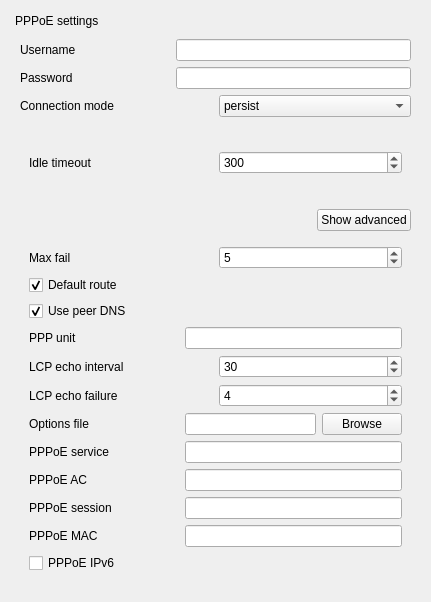
Above: sources/gui/src/pppoewidget.ui from arcan1s/netctl-gui before the change. Below: the same form after it.
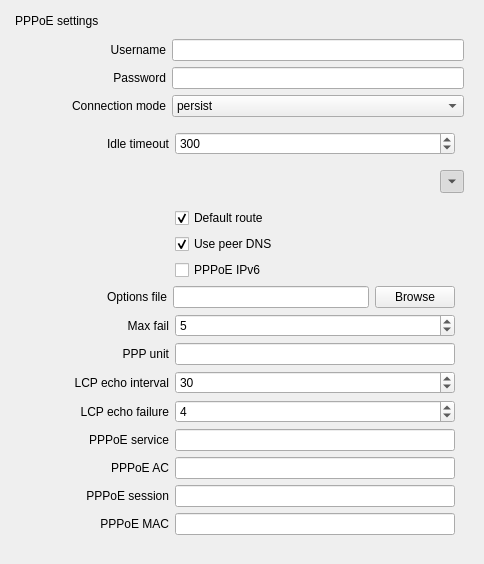
That is the form after the change.

The edit to the form file:
```diff
--- a/sources/gui/src/pppoewidget.ui
+++ b/sources/gui/src/pppoewidget.ui
@@ -6,8 +6,8 @@
    <rect>
     <x>0</x>
     <y>0</y>
-    <width>431</width>
-    <height>602</height>
+    <width>484</width>
+    <height>561</height>
    </rect>
   </property>
   <property name="windowTitle">
@@ -28,19 +28,28 @@
         <layout class="QHBoxLayout" name="layout_username">
          <item>
           <widget class="QLabel" name="label_username">
-           <property name="minimumSize">
-            <size>
-             <width>150</width>
-             <height>0</height>
-            </size>
+           <property name="sizePolicy">
+            <sizepolicy hsizetype="Preferred" vsizetype="Preferred">
+             <horstretch>1</horstretch>
+             <verstretch>0</verstretch>
+            </sizepolicy>
            </property>
            <property name="text">
             <string>Username</string>
            </property>
+           <property name="alignment">
+            <set>Qt::AlignRight|Qt::AlignTrailing|Qt::AlignVCenter</set>
+           </property>
           </widget>
          </item>
          <item>
           <widget class="QLineEdit" name="lineEdit_username">
+           <property name="sizePolicy">
+            <sizepolicy hsizetype="Expanding" vsizetype="Fixed">
+             <horstretch>2</horstretch>
+             <verstretch>0</verstretch>
+            </sizepolicy>
+           </property>
            <property name="toolTip">
             <string>The username and password to connect with</string>
            </property>
@@ -52,19 +61,28 @@
         <layout class="QHBoxLayout" name="layout_password">
          <item>
           <widget class="QLabel" name="label_password">
-           <property name="minimumSize">
-            <size>
-             <width>150</width>
-             <height>0</height>
-            </size>
+           <property name="sizePolicy">
+            <sizepolicy hsizetype="Preferred" vsizetype="Preferred">
+             <horstretch>1</horstretch>
+             <verstretch>0</verstretch>
+            </sizepolicy>
            </property>
            <property name="text">
             <string>Password</string>
            </property>
+           <property name="alignment">
+            <set>Qt::AlignRight|Qt::AlignTrailing|Qt::AlignVCenter</set>
+           </property>
           </widget>
          </item>
          <item>
           <widget class="QLineEdit" name="lineEdit_password">
+           <property name="sizePolicy">
+            <sizepolicy hsizetype="Expanding" vsizetype="Fixed">
+             <horstretch>2</horstretch>
+             <verstretch>0</verstretch>
+            </sizepolicy>
+           </property>
            <property name="toolTip">
             <string>The username and password to connect with</string>
            </property>
@@ -76,19 +94,28 @@
         <layout class="QHBoxLayout" name="layout_connection">
          <item>
           <widget class="QLabel" name="label_connection">
-           <property name="minimumSize">
-            <size>
-             <width>150</width>
-             <height>0</height>
-            </size>
+           <property name="sizePolicy">
+            <sizepolicy hsizetype="Preferred" vsizetype="Preferred">
+             <horstretch>1</horstretch>
+             <verstretch>0</verstretch>
+            </sizepolicy>
            </property>
            <property name="text">
             <string>Connection mode</string>
            </property>
+           <property name="alignment">
+            <set>Qt::AlignRight|Qt::AlignTrailing|Qt::AlignVCenter</set>
+           </property>
           </widget>
          </item>
          <item>
           <widget class="QComboBox" name="comboBox_connection">
+           <property name="sizePolicy">
+            <sizepolicy hsizetype="Preferred" vsizetype="Fixed">
+             <horstretch>2</horstretch>
+             <verstretch>0</verstretch>
+            </sizepolicy>
+           </property>
            <property name="toolTip">
             <string>This option specifies how a connection should be established</string>
            </property>
@@ -111,19 +138,28 @@
          <layout class="QHBoxLayout" name="layout_timeout">
           <item>
            <widget class="QLabel" name="label_timeout">
-            <property name="minimumSize">
-             <size>
-              <width>150</width>
-              <height>0</height>
-             </size>
+            <property name="sizePolicy">
+             <sizepolicy hsizetype="Preferred" vsizetype="Preferred">
+              <horstretch>1</horstretch>
+              <verstretch>0</verstretch>
+             </sizepolicy>
             </property>
             <property name="text">
              <string>Idle timeout</string>
             </property>
+            <property name="alignment">
+             <set>Qt::AlignRight|Qt::AlignTrailing|Qt::AlignVCenter</set>
+            </property>
            </widget>
           </item>
           <item>
            <widget class="QSpinBox" name="spinBox_timeout">
+            <property name="sizePolicy">
+             <sizepolicy hsizetype="Minimum" vsizetype="Fixed">
+              <horstretch>2</horstretch>
+              <verstretch>0</verstretch>
+             </sizepolicy>
+            </property>
             <property name="toolTip">
              <string>This option specifies the idle time (in seconds) after which ‘pppd’ should disconnect</string>
             </property>
@@ -157,13 +193,16 @@
           </spacer>
          </item>
          <item>
-          <widget class="QPushButton" name="pushButton_pppoeAdvanced">
-           <property name="text">
-            <string>Show advanced</string>
-           </property>
+          <widget class="QToolButton" name="pushButton_pppoeAdvanced">
            <property name="checkable">
             <bool>true</bool>
            </property>
+           <property name="checked">
+            <bool>true</bool>
+           </property>
+           <property name="arrowType">
+            <enum>Qt::DownArrow</enum>
+           </property>
           </widget>
          </item>
         </layout>
@@ -171,23 +210,174 @@
        <item>
         <widget class="QWidget" name="widget_pppoeAdvanced" native="true">
          <layout class="QVBoxLayout" name="verticalLayout_2">
+          <item>
+           <layout class="QHBoxLayout" name="layout_route">
+            <item>
+             <widget class="QLabel" name="label_route">
+              <property name="sizePolicy">
+               <sizepolicy hsizetype="Preferred" vsizetype="Preferred">
+                <horstretch>1</horstretch>
+                <verstretch>0</verstretch>
+               </sizepolicy>
+              </property>
+             </widget>
+            </item>
+            <item>
+             <widget class="QCheckBox" name="checkBox_route">
+              <property name="sizePolicy">
+               <sizepolicy hsizetype="Minimum" vsizetype="Fixed">
+                <horstretch>2</horstretch>
+                <verstretch>0</verstretch>
+               </sizepolicy>
+              </property>
+              <property name="toolTip">
+               <string>Use the default route provided by the peer</string>
+              </property>
+              <property name="text">
+               <string>Default route</string>
+              </property>
+              <property name="checked">
+               <bool>true</bool>
+              </property>
+             </widget>
+            </item>
+           </layout>
+          </item>
+          <item>
+           <layout class="QHBoxLayout" name="layout_dns">
+            <item>
+             <widget class="QLabel" name="label_dns">
+              <property name="sizePolicy">
+               <sizepolicy hsizetype="Preferred" vsizetype="Preferred">
+                <horstretch>1</horstretch>
+                <verstretch>0</verstretch>
+               </sizepolicy>
+              </property>
+             </widget>
+            </item>
+            <item>
+             <widget class="QCheckBox" name="checkBox_dns">
+              <property name="sizePolicy">
+               <sizepolicy hsizetype="Minimum" vsizetype="Fixed">
+                <horstretch>2</horstretch>
+                <verstretch>0</verstretch>
+               </sizepolicy>
+              </property>
+              <property name="toolTip">
+               <string>Use the DNS provided by the peer</string>
+              </property>
+              <property name="text">
+               <string>Use peer DNS</string>
+              </property>
+              <property name="checked">
+               <bool>true</bool>
+              </property>
+             </widget>
+            </item>
+           </layout>
+          </item>
+          <item>
+           <layout class="QHBoxLayout" name="layout_ipv6">
+            <item>
+             <widget class="QLabel" name="label_ipv6">
+              <property name="sizePolicy">
+               <sizepolicy hsizetype="Preferred" vsizetype="Preferred">
+                <horstretch>1</horstretch>
+                <verstretch>0</verstretch>
+               </sizepolicy>
+              </property>
+             </widget>
+            </item>
+            <item>
+             <widget class="QCheckBox" name="checkBox_ipv6">
+              <property name="sizePolicy">
+               <sizepolicy hsizetype="Minimum" vsizetype="Fixed">
+                <horstretch>2</horstretch>
+                <verstretch>0</verstretch>
+               </sizepolicy>
+              </property>
+              <property name="toolTip">
+               <string>Enable IPv6 support</string>
+              </property>
+              <property name="text">
+               <string>PPPoE IPv6</string>
+              </property>
+             </widget>
+            </item>
+           </layout>
+          </item>
+          <item>
+           <layout class="QHBoxLayout" name="layout_options">
+            <item>
+             <widget class="QLabel" name="label_options">
+              <property name="sizePolicy">
+               <sizepolicy hsizetype="Preferred" vsizetype="Preferred">
+                <horstretch>7</horstretch>
+                <verstretch>0</verstretch>
+               </sizepolicy>
+              </property>
+              <property name="text">
+               <string>Options file</string>
+              </property>
+              <property name="alignment">
+               <set>Qt::AlignRight|Qt::AlignTrailing|Qt::AlignVCenter</set>
+              </property>
+             </widget>
+            </item>
+            <item>
+             <widget class="QLineEdit" name="lineEdit_options">
+              <property name="sizePolicy">
+               <sizepolicy hsizetype="Expanding" vsizetype="Fixed">
+                <horstretch>10</horstretch>
+                <verstretch>0</verstretch>
+               </sizepolicy>
+              </property>
+              <property name="toolTip">
+               <string>A file to read additional pppd options from</string>
+              </property>
+             </widget>
+            </item>
+            <item>
+             <widget class="QPushButton" name="pushButton_options">
+              <property name="sizePolicy">
+               <sizepolicy hsizetype="Minimum" vsizetype="Fixed">
+                <horstretch>4</horstretch>
+                <verstretch>0</verstretch>
+               </sizepolicy>
+              </property>
+              <property name="text">
+               <string>Browse</string>
+              </property>
+             </widget>
+            </item>
+           </layout>
+          </item>
           <item>
            <layout class="QHBoxLayout" name="layout_fail">
             <item>
              <widget class="QLabel" name="label_fail">
-              <property name="minimumSize">
-               <size>
-                <width>150</width>
-                <height>0</height>
-               </size>
+              <property name="sizePolicy">
+               <sizepolicy hsizetype="Preferred" vsizetype="Preferred">
+                <horstretch>1</horstretch>
+                <verstretch>0</verstretch>
+               </sizepolicy>
               </property>
               <property name="text">
                <string>Max fail</string>
               </property>
+              <property name="alignment">
+               <set>Qt::AlignRight|Qt::AlignTrailing|Qt::AlignVCenter</set>
+              </property>
              </widget>
             </item>
             <item>
              <widget class="QSpinBox" name="spinBox_fail">
+              <property name="sizePolicy">
+               <sizepolicy hsizetype="Minimum" vsizetype="Fixed">
+                <horstretch>2</horstretch>
+                <verstretch>0</verstretch>
+               </sizepolicy>
+              </property>
               <property name="toolTip">
                <string>The number of consecutive failed connection attempts to tolerate</string>
               </property>
@@ -201,49 +391,32 @@
             </item>
            </layout>
           </item>
-          <item>
-           <widget class="QCheckBox" name="checkBox_route">
-            <property name="toolTip">
-             <string>Use the default route provided by the peer</string>
-            </property>
-            <property name="text">
-             <string>Default route</string>
-            </property>
-            <property name="checked">
-             <bool>true</bool>
-            </property>
-           </widget>
-          </item>
-          <item>
-           <widget class="QCheckBox" name="checkBox_dns">
-            <property name="toolTip">
-             <string>Use the DNS provided by the peer</string>
-            </property>
-            <property name="text">
-             <string>Use peer DNS</string>
-            </property>
-            <property name="checked">
-             <bool>true</bool>
-            </property>
-           </widget>
-          </item>
           <item>
            <layout class="QHBoxLayout" name="layout_unit">
             <item>
              <widget class="QLabel" name="label_unit">
-              <property name="minimumSize">
-               <size>
-                <width>150</width>
-                <height>0</height>
-               </size>
+              <property name="sizePolicy">
+               <sizepolicy hsizetype="Preferred" vsizetype="Preferred">
+                <horstretch>1</horstretch>
+                <verstretch>0</verstretch>
+               </sizepolicy>
               </property>
               <property name="text">
                <string>PPP unit</string>
               </property>
+              <property name="alignment">
+               <set>Qt::AlignRight|Qt::AlignTrailing|Qt::AlignVCenter</set>
+              </property>
              </widget>
             </item>
             <item>
              <widget class="QLineEdit" name="lineEdit_unit">
+              <property name="sizePolicy">
+               <sizepolicy hsizetype="Expanding" vsizetype="Fixed">
+                <horstretch>2</horstretch>
+                <verstretch>0</verstretch>
+               </sizepolicy>
+              </property>
               <property name="toolTip">
                <string>Set the ppp unit number in the interface name (ppp0, ppp1, etc.)</string>
               </property>
@@ -255,19 +428,28 @@
            <layout class="QHBoxLayout" name="layout_lcpInterval">
             <item>
              <widget class="QLabel" name="label_lcpInterval">
-              <property name="minimumSize">
-               <size>
-                <width>150</width>
-                <height>0</height>
-               </size>
+              <property name="sizePolicy">
+               <sizepolicy hsizetype="Preferred" vsizetype="Preferred">
+                <horstretch>1</horstretch>
+                <verstretch>0</verstretch>
+               </sizepolicy>
               </property>
               <property name="text">
                <string>LCP echo interval</string>
               </property>
+              <property name="alignment">
+               <set>Qt::AlignRight|Qt::AlignTrailing|Qt::AlignVCenter</set>
+              </property>
              </widget>
             </item>
             <item>
              <widget class="QSpinBox" name="spinBox_lcpInterval">
+              <property name="sizePolicy">
+               <sizepolicy hsizetype="Minimum" vsizetype="Fixed">
+                <horstretch>2</horstretch>
+                <verstretch>0</verstretch>
+               </sizepolicy>
+              </property>
               <property name="toolTip">
                <string>These options override default LCP parameters from ‘/etc/ppp/options’</string>
               </property>
@@ -288,19 +470,28 @@
            <layout class="QHBoxLayout" name="layout_lcpFailure">
             <item>
              <widget class="QLabel" name="label_lcpFailure">
-              <property name="minimumSize">
-               <size>
-                <width>150</width>
-                <height>0</height>
-               </size>
+              <property name="sizePolicy">
+               <sizepolicy hsizetype="Preferred" vsizetype="Preferred">
+                <horstretch>1</horstretch>
+                <verstretch>0</verstretch>
+               </sizepolicy>
               </property>
               <property name="text">
                <string>LCP echo failure</string>
               </property>
+              <property name="alignment">
+               <set>Qt::AlignRight|Qt::AlignTrailing|Qt::AlignVCenter</set>
+              </property>
              </widget>
             </item>
             <item>
              <widget class="QSpinBox" name="spinBox_lcpFailure">
+              <property name="sizePolicy">
+               <sizepolicy hsizetype="Minimum" vsizetype="Fixed">
+                <horstretch>2</horstretch>
+                <verstretch>0</verstretch>
+               </sizepolicy>
+              </property>
               <property name="toolTip">
                <string>These options override default LCP parameters from ‘/etc/ppp/options’</string>
               </property>
@@ -314,54 +505,32 @@
             </item>
            </layout>
           </item>
-          <item>
-           <layout class="QHBoxLayout" name="layout_options">
-            <item>
-             <widget class="QLabel" name="label_options">
-              <property name="minimumSize">
-               <size>
-                <width>150</width>
-                <height>0</height>
-               </size>
-              </property>
-              <property name="text">
-               <string>Options file</string>
-              </property>
-             </widget>
-            </item>
-            <item>
-             <widget class="QLineEdit" name="lineEdit_options">
-              <property name="toolTip">
-               <string>A file to read additional pppd options from</string>
-              </property>
-             </widget>
-            </item>
-            <item>
-             <widget class="QPushButton" name="pushButton_options">
-              <property name="text">
-               <string>Browse</string>
-              </property>
-             </widget>
-            </item>
-           </layout>
-          </item>
           <item>
            <layout class="QHBoxLayout" name="layout_service">
             <item>
              <widget class="QLabel" name="label_service">
-              <property name="minimumSize">
-               <size>
-                <width>150</width>
-                <height>0</height>
-               </size>
+              <property name="sizePolicy">
+               <sizepolicy hsizetype="Preferred" vsizetype="Preferred">
+                <horstretch>1</horstretch>
+                <verstretch>0</verstretch>
+               </sizepolicy>
               </property>
               <property name="text">
                <string>PPPoE service</string>
               </property>
+              <property name="alignment">
+               <set>Qt::AlignRight|Qt::AlignTrailing|Qt::AlignVCenter</set>
+              </property>
              </widget>
             </item>
             <item>
              <widget class="QLineEdit" name="lineEdit_service">
+              <property name="sizePolicy">
+               <sizepolicy hsizetype="Expanding" vsizetype="Fixed">
+                <horstretch>2</horstretch>
+                <verstretch>0</verstretch>
+               </sizepolicy>
+              </property>
               <property name="toolTip">
                <string>This option specifies the PPPoE service name</string>
               </property>
@@ -373,19 +542,28 @@
            <layout class="QHBoxLayout" name="layout_ac">
             <item>
              <widget class="QLabel" name="label_ac">
-              <property name="minimumSize">
-               <size>
-                <width>150</width>
-                <height>0</height>
-               </size>
+              <property name="sizePolicy">
+               <sizepolicy hsizetype="Preferred" vsizetype="Preferred">
+                <horstretch>1</horstretch>
+                <verstretch>0</verstretch>
+               </sizepolicy>
               </property>
               <property name="text">
                <string>PPPoE AC</string>
               </property>
+              <property name="alignment">
+               <set>Qt::AlignRight|Qt::AlignTrailing|Qt::AlignVCenter</set>
+              </property>
              </widget>
             </item>
             <item>
              <widget class="QLineEdit" name="lineEdit_ac">
+              <property name="sizePolicy">
+               <sizepolicy hsizetype="Expanding" vsizetype="Fixed">
+                <horstretch>2</horstretch>
+                <verstretch>0</verstretch>
+               </sizepolicy>
+              </property>
               <property name="toolTip">
                <string>This option specifies the PPPoE access concentrator name</string>
               </property>
@@ -397,19 +575,28 @@
            <layout class="QHBoxLayout" name="layout_session">
             <item>
              <widget class="QLabel" name="label_session">
-              <property name="minimumSize">
-               <size>
-                <width>150</width>
-                <height>0</height>
-               </size>
+              <property name="sizePolicy">
+               <sizepolicy hsizetype="Preferred" vsizetype="Preferred">
+                <horstretch>1</horstretch>
+                <verstretch>0</verstretch>
+               </sizepolicy>
               </property>
               <property name="text">
                <string>PPPoE session</string>
               </property>
+              <property name="alignment">
+               <set>Qt::AlignRight|Qt::AlignTrailing|Qt::AlignVCenter</set>
+              </property>
              </widget>
             </item>
             <item>
              <widget class="QLineEdit" name="lineEdit_session">
+              <property name="sizePolicy">
+               <sizepolicy hsizetype="Expanding" vsizetype="Fixed">
+                <horstretch>2</horstretch>
+                <verstretch>0</verstretch>
+               </sizepolicy>
+              </property>
               <property name="toolTip">
                <string>This option specifies an existing session to attach to, MAC address</string>
               </property>
@@ -421,19 +608,28 @@
            <layout class="QHBoxLayout" name="layout_mac">
             <item>
              <widget class="QLabel" name="label_mac">
-              <property name="minimumSize">
-               <size>
-                <width>150</width>
-                <height>0</height>
-               </size>
+              <property name="sizePolicy">
+               <sizepolicy hsizetype="Preferred" vsizetype="Preferred">
+                <horstretch>1</horstretch>
+                <verstretch>0</verstretch>
+               </sizepolicy>
               </property>
               <property name="text">
                <string>PPPoE MAC</string>
               </property>
+              <property name="alignment">
+               <set>Qt::AlignRight|Qt::AlignTrailing|Qt::AlignVCenter</set>
+              </property>
              </widget>
             </item>
             <item>
              <widget class="QLineEdit" name="lineEdit_mac">
+              <property name="sizePolicy">
+               <sizepolicy hsizetype="Expanding" vsizetype="Fixed">
+                <horstretch>2</horstretch>
+                <verstretch>0</verstretch>
+               </sizepolicy>
+              </property>
               <property name="toolTip">
                <string>Only connect to specified MAC address</string>
               </property>
@@ -441,16 +637,6 @@
             </item>
            </layout>
           </item>
-          <item>
-           <widget class="QCheckBox" name="checkBox_ipv6">
-            <property name="toolTip">
-             <string>Enable IPv6 support</string>
-            </property>
-            <property name="text">
-             <string>PPPoE IPv6</string>
-            </property>
-           </widget>
-          </item>
          </layout>
         </widget>
        </item>
```
